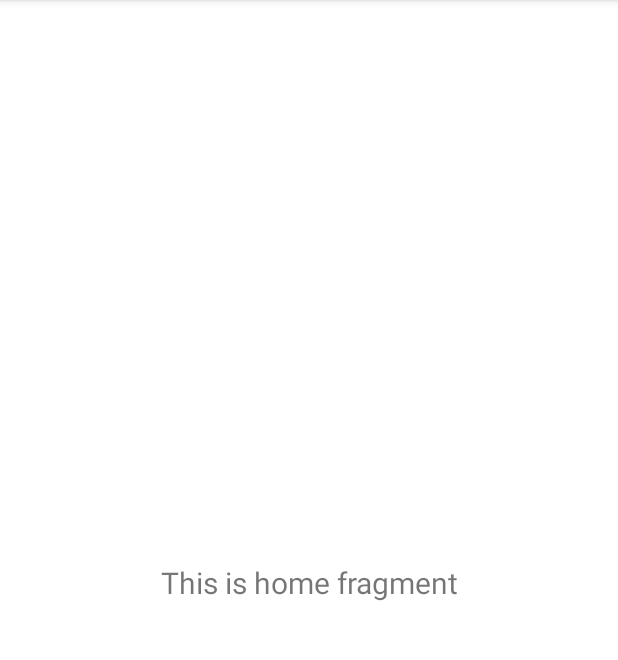
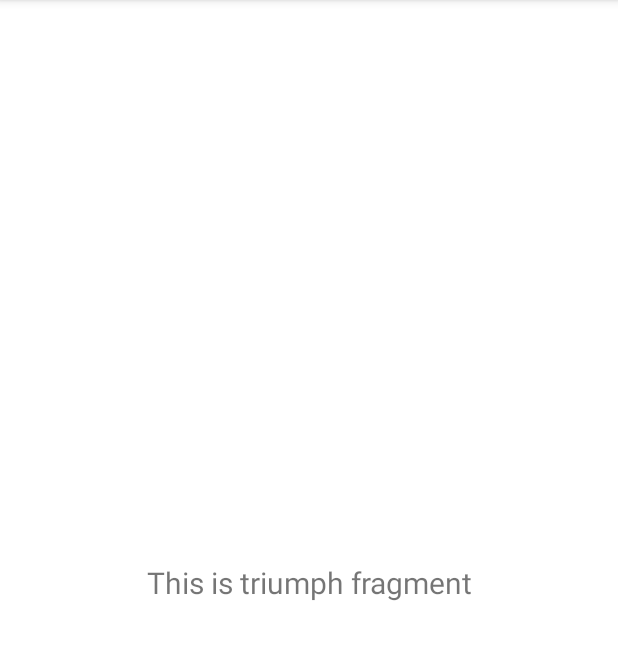
Before and after one commit to nsd6803/YourDestiny, an Android app: the fragment TriumphFragment shown on its own in the app's theme, on a phone screen of 412 x 824 dp, the part 84-744 px from its top. Run offline under Robolectric (Android 15) with nearby library versions, the phone set to English and light mode, and no system bars.

Commit message:
First Commit

```diff
--- a/app/src/main/java/com/example/yourdestiny/view/AppActivity.java
+++ b/app/src/main/java/com/example/yourdestiny/view/AppActivity.java
@@ -27,7 +27,8 @@ public class AppActivity extends AppCompatActivity {
         // Passing each menu ID as a set of Ids because each
         // menu should be considered as top level destinations.
         AppBarConfiguration appBarConfiguration = new AppBarConfiguration.Builder(
-                R.id.navigation_guides, R.id.navigation_collection, R.id.navigation_buildcraft)
+                R.id.navigation_guides, R.id.navigation_collection, R.id.navigation_buildcraft,
+                R.id.navigation_triumph, R.id.navigation_profile)
                 .build();
         NavController navController = Navigation.findNavController(this, R.id.nav_host_fragment_activity_app);
         NavigationUI.setupActionBarWithNavController(this, navController, appBarConfiguration);
--- a/app/src/main/java/com/example/yourdestiny/view/MainActivity.java
+++ b/app/src/main/java/com/example/yourdestiny/view/MainActivity.java
@@ -21,6 +21,7 @@ public class MainActivity extends AppCompatActivity {
         }
         catch (NullPointerException e){}
         setContentView(R.layout.activity_main);
+
 
         TextView registr = findViewById(R.id.textView5);
         registr.setOnClickListener(new View.OnClickListener() {
--- a/app/src/main/java/com/example/yourdestiny/view/ui/buildcraft/BuildCraftFragment.java
+++ b/app/src/main/java/com/example/yourdestiny/view/ui/buildcraft/BuildCraftFragment.java
@@ -18,14 +18,14 @@ public class BuildCraftFragment extends Fragment {
 
     public View onCreateView(@NonNull LayoutInflater inflater,
                              ViewGroup container, Bundle savedInstanceState) {
-        BuildCraftViewModel notificationsViewModel =
+        BuildCraftViewModel buildCraftViewModel =
                 new ViewModelProvider(this).get(BuildCraftViewModel.class);
 
         binding = FragmentBuildcraftBinding.inflate(inflater, container, false);
         View root = binding.getRoot();
 
         final TextView textView = binding.textBuildcraft;
-        notificationsViewModel.getText().observe(getViewLifecycleOwner(), textView::setText);
+        buildCraftViewModel.getText().observe(getViewLifecycleOwner(), textView::setText);
         return root;
     }
 
--- a/app/src/main/java/com/example/yourdestiny/view/ui/buildcraft/BuildCraftViewModel.java
+++ b/app/src/main/java/com/example/yourdestiny/view/ui/buildcraft/BuildCraftViewModel.java
@@ -10,7 +10,7 @@ public class BuildCraftViewModel extends ViewModel {
 
     public BuildCraftViewModel() {
         mText = new MutableLiveData<>();
-        mText.setValue("This is notifications fragment");
+        mText.setValue("This is buildcraft fragment");
     }
 
     public LiveData<String> getText() {
--- a/app/src/main/java/com/example/yourdestiny/view/ui/collection/CollectionFragment.java
+++ b/app/src/main/java/com/example/yourdestiny/view/ui/collection/CollectionFragment.java
@@ -18,14 +18,14 @@ public class CollectionFragment extends Fragment {
 
     public View onCreateView(@NonNull LayoutInflater inflater,
                              ViewGroup container, Bundle savedInstanceState) {
-        CollectionViewModel dashboardViewModel =
+        CollectionViewModel collectionViewModel =
                 new ViewModelProvider(this).get(CollectionViewModel.class);
 
         binding = FragmentCollectionBinding.inflate(inflater, container, false);
         View root = binding.getRoot();
 
         final TextView textView = binding.textCollection;
-        dashboardViewModel.getText().observe(getViewLifecycleOwner(), textView::setText);
+        collectionViewModel.getText().observe(getViewLifecycleOwner(), textView::setText);
         return root;
     }
 
--- a/app/src/main/java/com/example/yourdestiny/view/ui/collection/CollectionViewModel.java
+++ b/app/src/main/java/com/example/yourdestiny/view/ui/collection/CollectionViewModel.java
@@ -10,7 +10,7 @@ public class CollectionViewModel extends ViewModel {
 
     public CollectionViewModel() {
         mText = new MutableLiveData<>();
-        mText.setValue("This is dashboard fragment");
+        mText.setValue("This is collection fragment");
     }
 
     public LiveData<String> getText() {
--- a/app/src/main/java/com/example/yourdestiny/view/ui/guides/GuidesFragment.java
+++ b/app/src/main/java/com/example/yourdestiny/view/ui/guides/GuidesFragment.java
@@ -18,14 +18,14 @@ public class GuidesFragment extends Fragment {
 
     public View onCreateView(@NonNull LayoutInflater inflater,
                              ViewGroup container, Bundle savedInstanceState) {
-        GuidesViewModel homeViewModel =
+        GuidesViewModel guidesViewModel =
                 new ViewModelProvider(this).get(GuidesViewModel.class);
 
         binding = FragmentGuidesBinding.inflate(inflater, container, false);
         View root = binding.getRoot();
 
         final TextView textView = binding.textGuides;
-        homeViewModel.getText().observe(getViewLifecycleOwner(), textView::setText);
+        guidesViewModel.getText().observe(getViewLifecycleOwner(), textView::setText);
         return root;
     }
 
--- a/app/src/main/java/com/example/yourdestiny/view/ui/guides/GuidesViewModel.java
+++ b/app/src/main/java/com/example/yourdestiny/view/ui/guides/GuidesViewModel.java
@@ -10,7 +10,7 @@ public class GuidesViewModel extends ViewModel {
 
     public GuidesViewModel() {
         mText = new MutableLiveData<>();
-        mText.setValue("This is home fragment");
+        mText.setValue("This is guides fragment");
     }
 
     public LiveData<String> getText() {
--- a/app/src/main/java/com/example/yourdestiny/view/ui/profile/ProfileViewModel.java
+++ b/app/src/main/java/com/example/yourdestiny/view/ui/profile/ProfileViewModel.java
@@ -10,7 +10,7 @@ public class ProfileViewModel extends ViewModel {
 
     public ProfileViewModel() {
         mText = new MutableLiveData<>();
-        mText.setValue("This is home fragment");
+        mText.setValue("This is profile fragment");
     }
 
     public LiveData<String> getText() {
--- a/app/src/main/java/com/example/yourdestiny/view/ui/triumph/TriumphFragment.java
+++ b/app/src/main/java/com/example/yourdestiny/view/ui/triumph/TriumphFragment.java
@@ -10,22 +10,22 @@ import androidx.annotation.NonNull;
 import androidx.fragment.app.Fragment;
 import androidx.lifecycle.ViewModelProvider;
 
-import com.example.yourdestiny.databinding.FragmentGuidesBinding;
+import com.example.yourdestiny.databinding.FragmentProfileBinding;
 
 public class TriumphFragment extends Fragment {
 
-    private FragmentGuidesBinding binding;
+    private FragmentProfileBinding binding;
 
     public View onCreateView(@NonNull LayoutInflater inflater,
                              ViewGroup container, Bundle savedInstanceState) {
-        TriumphViewModel homeViewModel =
+        TriumphViewModel triumphViewModel =
                 new ViewModelProvider(this).get(TriumphViewModel.class);
 
-        binding = FragmentGuidesBinding.inflate(inflater, container, false);
+        binding = FragmentProfileBinding.inflate(inflater, container, false);
         View root = binding.getRoot();
 
-        final TextView textView = binding.textGuides;
-        homeViewModel.getText().observe(getViewLifecycleOwner(), textView::setText);
+        final TextView textView = binding.textProfile;
+        triumphViewModel.getText().observe(getViewLifecycleOwner(), textView::setText);
         return root;
     }
 
--- a/app/src/main/java/com/example/yourdestiny/view/ui/triumph/TriumphViewModel.java
+++ b/app/src/main/java/com/example/yourdestiny/view/ui/triumph/TriumphViewModel.java
@@ -10,7 +10,7 @@ public class TriumphViewModel extends ViewModel {
 
     public TriumphViewModel() {
         mText = new MutableLiveData<>();
-        mText.setValue("This is home fragment");
+        mText.setValue("This is triumph fragment");
     }
 
     public LiveData<String> getText() {
--- /dev/null
+++ b/app/src/main/res/layout/fragment_profile.xml
@@ -0,0 +1,22 @@
+<?xml version="1.0" encoding="utf-8"?>
+<androidx.constraintlayout.widget.ConstraintLayout xmlns:android="http://schemas.android.com/apk/res/android"
+    xmlns:app="http://schemas.android.com/apk/res-auto"
+    xmlns:tools="http://schemas.android.com/tools"
+    android:layout_width="match_parent"
+    android:layout_height="match_parent"
+    tools:context=".view.ui.profile.ProfileFragment">
+
+    <TextView
+        android:id="@+id/text_profile"
+        android:layout_width="match_parent"
+        android:layout_height="wrap_content"
+        android:layout_marginStart="8dp"
+        android:layout_marginTop="8dp"
+        android:layout_marginEnd="8dp"
+        android:textAlignment="center"
+        android:textSize="20sp"
+        app:layout_constraintBottom_toBottomOf="parent"
+        app:layout_constraintEnd_toEndOf="parent"
+        app:layout_constraintStart_toStartOf="parent"
+        app:layout_constraintTop_toTopOf="parent" />
+</androidx.constraintlayout.widget.ConstraintLayout>
```
Also changed, not shown: app/src/main/java/com/example/yourdestiny/view/ui/profile/ProfileFragment.java (+6 -6 lines), app/src/main/res/layout/fragment_triumph.xml (added, +22 -0 lines), app/src/main/res/menu/bottom_nav_menu.xml (+8 -0 lines), app/src/main/res/navigation/mobile_navigation.xml (+12 -0 lines).
